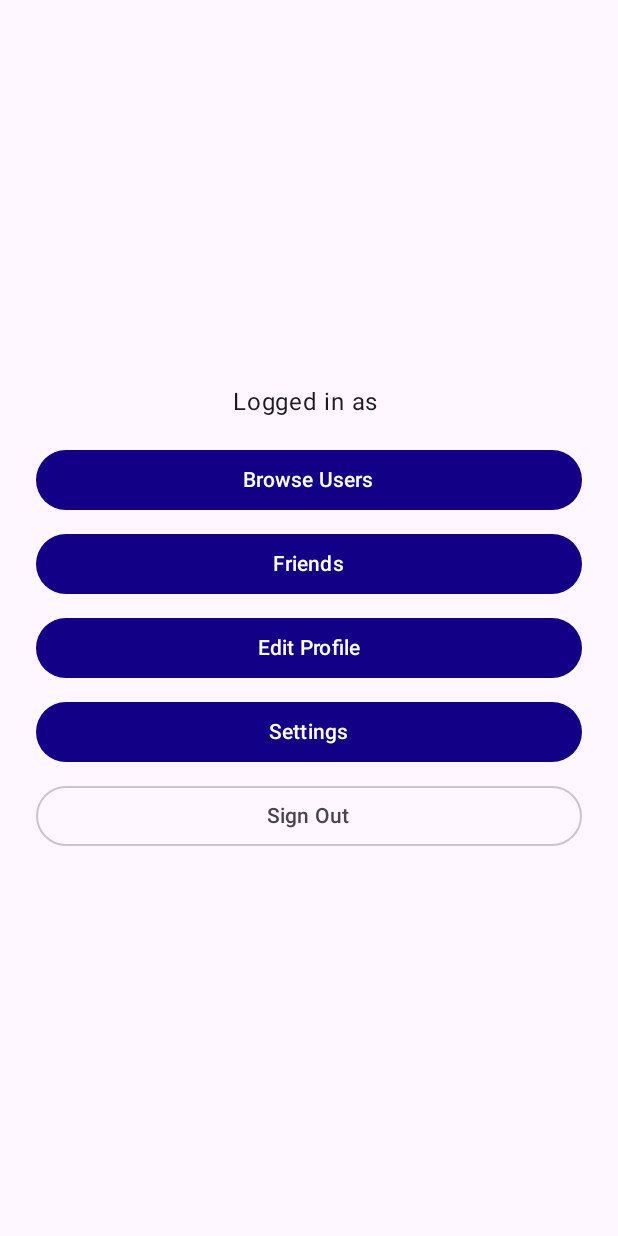
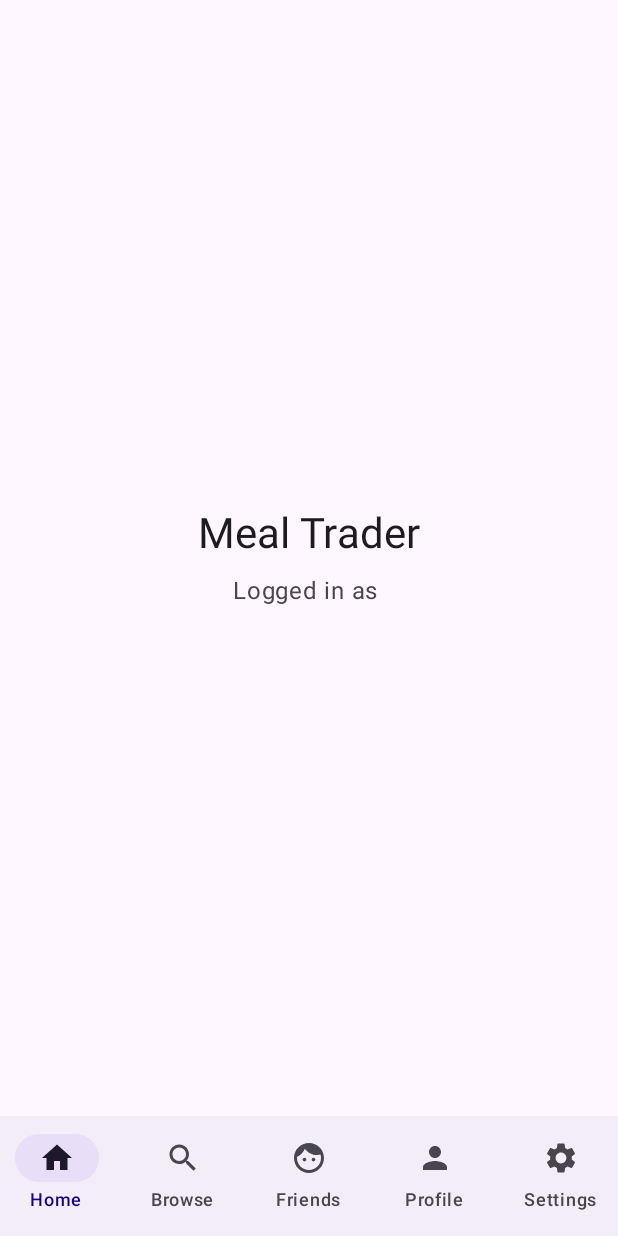
Before and after one commit to abelsaberhagen/mealtrader, an Android app built with Jetpack Compose: the composable AppNavigation shown on its own in the app's theme, on a phone screen of 412 x 824 dp. Run offline under Robolectric (Android 15) with nearby library versions, the phone set to English and light mode, and no system bars; our stand-ins replace Firebase (no records; nobody signed in at launch, a user with empty details on screens opened directly).

Commit message:
added bottom navigation bar

```diff
--- a/app/build.gradle.kts
+++ b/app/build.gradle.kts
@@ -54,7 +54,7 @@ dependencies {
     debugImplementation(libs.androidx.compose.ui.tooling)
     implementation("androidx.navigation:navigation-compose:2.9.0")
     implementation("androidx.datastore:datastore-preferences:1.1.7")
-
+    implementation("androidx.compose.material:material-icons-core:1.7.7")
     implementation(platform("com.google.firebase:firebase-bom:35.1.0"))
 
     implementation("com.google.firebase:firebase-firestore")
--- a/app/src/main/java/edu/virginia/cs4720/mealtrader/AppNavigation.kt
+++ b/app/src/main/java/edu/virginia/cs4720/mealtrader/AppNavigation.kt
@@ -1,87 +1,130 @@
 package edu.virginia.cs4720.mealtrader
 
 import androidx.compose.foundation.layout.*
+import androidx.compose.material.icons.Icons
+import androidx.compose.material.icons.automirrored.filled.ArrowBack
+import androidx.compose.material.icons.filled.Face
+import androidx.compose.material.icons.filled.Home
+import androidx.compose.material.icons.filled.Person
+import androidx.compose.material.icons.filled.Search
+import androidx.compose.material.icons.filled.Settings
 import androidx.compose.material3.*
 import androidx.compose.runtime.Composable
 import androidx.compose.runtime.getValue
 import androidx.compose.ui.Alignment
 import androidx.compose.ui.Modifier
+import androidx.compose.ui.graphics.vector.ImageVector
+import androidx.compose.ui.text.style.TextOverflow
 import androidx.compose.ui.unit.dp
 import androidx.lifecycle.compose.collectAsStateWithLifecycle
+import androidx.navigation.NavGraph.Companion.findStartDestination
 import androidx.navigation.compose.NavHost
 import androidx.navigation.compose.composable
+import androidx.navigation.compose.currentBackStackEntryAsState
 import androidx.navigation.compose.rememberNavController
+
+private data class Tab(val route: String, val label: String, val icon: ImageVector)
+
+private val TABS = listOf(
+    Tab("home", "Home", Icons.Default.Home),
+    Tab("users", "Browse", Icons.Default.Search),
+    Tab("friends", "Friends", Icons.Default.Face),
+    Tab("profile", "Profile", Icons.Default.Person),
+    Tab("settings", "Settings", Icons.Default.Settings)
+)
 
 @Composable
 fun AppNavigation() {
     val nav = rememberNavController()
-    NavHost(navController = nav, startDestination = "home") {
-        composable("home") {
-            HomePlaceholder(
-                onBrowseUsers = { nav.navigate("users") },
-                onFriends = { nav.navigate("friends") },
-                onEditProfile = { nav.navigate("editProfile") },
-                onSettings = { nav.navigate("settings") },
-                onSignOut = { AuthRepository.signOut() }
+    val backStack by nav.currentBackStackEntryAsState()
+    val currentRoute = backStack?.destination?.route
+
+    Scaffold(
+        contentWindowInsets = WindowInsets(0, 0, 0, 0),
+        bottomBar = {
+            if (TABS.any { it.route == currentRoute }) {
+                NavigationBar(windowInsets = WindowInsets(0, 0, 0, 0)) {
+                    TABS.forEach { tab ->
+                        NavigationBarItem(
+                            selected = currentRoute == tab.route,
+                            onClick = {
+                                if (currentRoute != tab.route) {
+                                    nav.navigate(tab.route) {
+                                        popUpTo(nav.graph.findStartDestination().id) { saveState = true }
+                                        launchSingleTop = true
+                                        restoreState = true
+                                    }
+                                }
+                            },
+                            icon = { Icon(tab.icon, contentDescription = null) },
+                            label = { Text(tab.label) }
                         )
                     }
+                }
+            }
+        }
+    ) { padding ->
+        NavHost(
+            navController = nav,
+            startDestination = "home",
+            modifier = Modifier.padding(padding)
+        ) {
+            composable("home") { HomeScreen() }
             composable("users") {
-            UsersScreen(
-                onUserClick = { nav.navigate("chat/${it.uid}") },
-                onBack = { nav.popBackStack() }
-            )
+                UsersScreen(onUserClick = { nav.navigate("chat/${it.uid}") })
             }
             composable("friends") {
-            FriendsScreen(
-                onFriendClick = { nav.navigate("chat/${it.uid}") },
-                onBack = { nav.popBackStack() }
-            )
+                FriendsScreen(onFriendClick = { nav.navigate("chat/${it.uid}") })
             }
+            composable("profile") { EditProfileScreen() }
+            composable("settings") { SettingsScreen() }
             composable("chat/{uid}") {
                 ChatScreen(onBack = { nav.popBackStack() })
             }
-        composable("editProfile") {
-            EditProfileScreen(onBack = { nav.popBackStack() })
-        }
-        composable("settings") {
-            SettingsScreen(onBack = { nav.popBackStack() })
         }
     }
 }
 
 @Composable
-fun ScreenHeader(title: String, onBack: () -> Unit) {
-    Row(verticalAlignment = Alignment.CenterVertically) {
-        TextButton(onClick = onBack) { Text("< Back") }
-        Spacer(Modifier.width(8.dp))
-        Text(title, style = MaterialTheme.typography.headlineSmall)
+fun ScreenHeader(
+    title: String,
+    onBack: (() -> Unit)? = null,
+    actions: @Composable RowScope.() -> Unit = {}
+) {
+    Row(
+        modifier = Modifier.fillMaxWidth().heightIn(min = 48.dp),
+        verticalAlignment = Alignment.CenterVertically
+    ) {
+        if (onBack != null) {
+            IconButton(onClick = onBack) {
+                Icon(Icons.AutoMirrored.Filled.ArrowBack, contentDescription = "Back")
+            }
+            Spacer(Modifier.width(4.dp))
+        }
+        Text(
+            title,
+            style = MaterialTheme.typography.headlineSmall,
+            maxLines = 1,
+            overflow = TextOverflow.Ellipsis,
+            modifier = Modifier.weight(1f)
+        )
+        actions()
     }
 }
 
 @Composable
-fun HomePlaceholder(
-    onBrowseUsers: () -> Unit,
-    onFriends: () -> Unit,
-    onEditProfile: () -> Unit,
-    onSettings: () -> Unit,
-    onSignOut: () -> Unit
-) {
+fun HomeScreen() {
     val user by AuthRepository.currentUser.collectAsStateWithLifecycle()
     Column(
         modifier = Modifier.fillMaxSize().padding(24.dp),
         verticalArrangement = Arrangement.Center,
         horizontalAlignment = Alignment.CenterHorizontally
     ) {
-        Text("Logged in as ${user?.email ?: ""}")
-        Spacer(Modifier.height(16.dp))
-        Button(onClick = onBrowseUsers, modifier = Modifier.fillMaxWidth()) { Text("Browse Users") }
+        Text("Meal Trader", style = MaterialTheme.typography.headlineMedium)
         Spacer(Modifier.height(8.dp))
-        Button(onClick = onFriends, modifier = Modifier.fillMaxWidth()) { Text("Friends") }
-        Spacer(Modifier.height(8.dp))
-        Button(onClick = onEditProfile, modifier = Modifier.fillMaxWidth()) { Text("Edit Profile") }
-        Spacer(Modifier.height(8.dp))
-        Button(onClick = onSettings, modifier = Modifier.fillMaxWidth()) { Text("Settings") }
-        Spacer(Modifier.height(8.dp))
-        OutlinedButton(onClick = onSignOut, modifier = Modifier.fillMaxWidth()) { Text("Sign Out") }
+        Text(
+            "Logged in as ${user?.email ?: ""}",
+            color = MaterialTheme.colorScheme.onSurfaceVariant
+        )
     }
 }
--- a/app/src/main/java/edu/virginia/cs4720/mealtrader/FriendsScreen.kt
+++ b/app/src/main/java/edu/virginia/cs4720/mealtrader/FriendsScreen.kt
@@ -22,7 +22,7 @@ import androidx.lifecycle.viewmodel.compose.viewModel
 @Composable
 fun FriendsScreen(
     onFriendClick: (AppUser) -> Unit,
-    onBack: () -> Unit,
+    onBack: (() -> Unit)? = null,
     vm: FriendsViewModel = viewModel()
 ) {
 
--- a/app/src/main/java/edu/virginia/cs4720/mealtrader/UsersScreen.kt
+++ b/app/src/main/java/edu/virginia/cs4720/mealtrader/UsersScreen.kt
@@ -17,7 +17,7 @@ import androidx.lifecycle.viewmodel.compose.viewModel
 @Composable
 fun UsersScreen(
     onUserClick: (AppUser) -> Unit,
-    onBack: () -> Unit,
+    onBack: (() -> Unit)? = null,
     vm: UsersViewModel = viewModel()
 ) {
     val state by vm.uiState.collectAsStateWithLifecycle()
```
Also changed, not shown: app/src/main/java/edu/virginia/cs4720/mealtrader/EditProfileScreen.kt (+16 -15 lines), app/src/main/java/edu/virginia/cs4720/mealtrader/SettingsScreen.kt (+6 -2 lines). Lines whose indentation alone changed are shown as unchanged.
